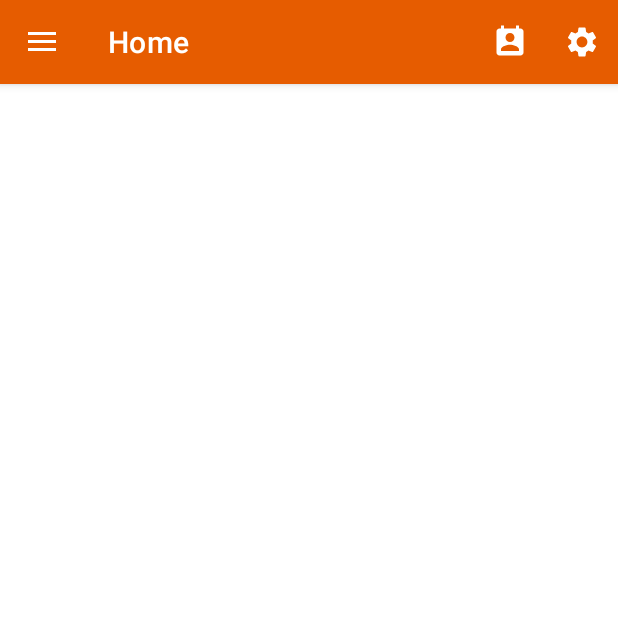
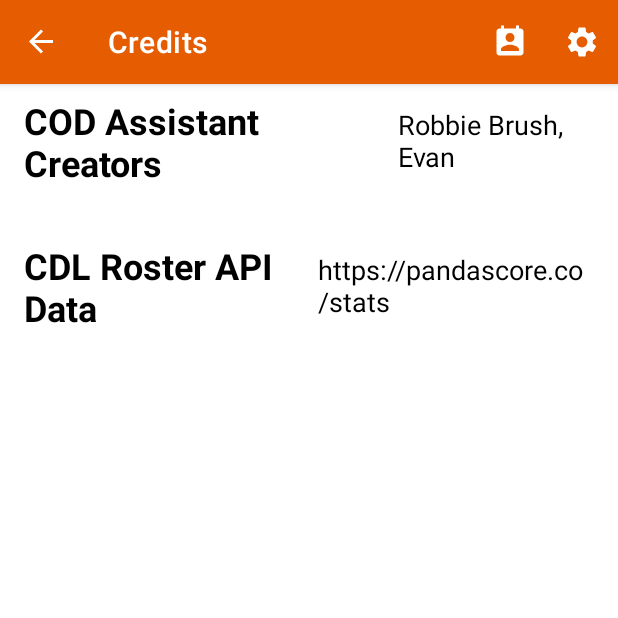
Before and after one commit to robbiebrush/CODAssistantAndroid, an Android app: the screen it shows after launch (MainActivity), after a tap on "Credits", on a phone screen of 412 x 824 dp, the top half of it. Run offline under Robolectric (Android 15) with nearby library versions, the phone set to English and light mode, and no system bars; our stand-ins replace navigation-ui.

Commit message:
Created credits recycler view + populating

```diff
--- a/app/src/main/java/com/example/codassistant/Database/CreateUpdateFragment.java
+++ b/app/src/main/java/com/example/codassistant/Database/CreateUpdateFragment.java
@@ -62,7 +62,7 @@ public class CreateUpdateFragment extends Fragment {
                 match = getArguments().getParcelable(MATCH);
                 submit.setText("EDIT MATCH");
                 if(match != null){
-                    if (match.getMap() == "Tuscan") {
+                    if (match.getMap().equals("Tuscan")) {
                         tuscan.setChecked(true);
                     } else if (match.getMap().equals("Bocage")) {
                         bocage.setChecked(true);
@@ -97,23 +97,23 @@ public class CreateUpdateFragment extends Fragment {
                 @Override
                 public void onClick(View v) {
                     //Populate the location object with the values on the screen
-                    if (tuscan.isChecked() == true) {
+                    if (tuscan.isChecked()) {
                         match.setMap("Tuscan");
-                    } else if (bocage.isChecked() == true) {
+                    } else if (bocage.isChecked()) {
                         match.setMap("Bocage");
-                    } else if (gav.isChecked() == true) {
+                    } else if (gav.isChecked()) {
                         match.setMap("Gavutu");
-                    } else if (ds.isChecked() == true) {
+                    } else if (ds.isChecked()) {
                         match.setMap("Desert Siege");
-                    } else if (berlin.isChecked() == true) {
+                    } else if (berlin.isChecked()) {
                         match.setMap("Berlin");
                     }
 
-                    if (hp.isChecked() == true) {
+                    if (hp.isChecked()) {
                         match.setMode("Hardpoint");
-                    } else if (snd.isChecked() == true) {
+                    } else if (snd.isChecked()) {
                         match.setMode("Search and Destroy");
-                    } else if (cntrl.isChecked() == true) {
+                    } else if (cntrl.isChecked()) {
                         match.setMode("Control");
                     }
 
--- /dev/null
+++ b/app/src/main/java/com/example/codassistant/Database/pojos/Credit.java
@@ -0,0 +1,27 @@
+package com.example.codassistant.Database.pojos;
+
+public class Credit {
+    private String creditFor;
+    private String creditTo;
+
+    public Credit(String creditFor, String creditTo) {
+        this.creditFor = creditFor;
+        this.creditTo = creditTo;
+    }
+
+    public Credit() {
+
+    }
+
+    public String getCreditFor() {
+        return creditFor;
+    }
+
+    public void setCreditFor(String creditFor) {
+        this.creditFor = creditFor;
+    }
+
+    public String getCreditTo() { return creditTo; }
+
+    public void setCreditTo(String creditTo) { this.creditTo = creditTo; }
+}
--- a/app/src/main/java/com/example/codassistant/MainActivity.java
+++ b/app/src/main/java/com/example/codassistant/MainActivity.java
@@ -57,8 +57,6 @@ public class MainActivity extends AppCompatActivity {
                     Bundle extra = new Bundle();
                     extra.putInt(CreateUpdateFragment.ACTION_TYPE,
                             CreateUpdateFragment.CREATE);
-                    //FragmentTransaction ft = getSupportFragmentManager().beginTransaction();
-                    //ft.replace(R.id.nav_create_update, ).addToBackStack("match").commit();
                     navController.navigate(R.id.nav_create_update, extra);
                 }
             }
@@ -88,6 +86,19 @@ public class MainActivity extends AppCompatActivity {
     }
 
     @Override
+    public boolean onOptionsItemSelected(@NonNull MenuItem item) {
+        switch (item.getItemId()) {
+            case R.id.settings:
+                //navController.navigate(R.id.nav_settings);
+                break;
+            case R.id.credits:
+                navController.navigate(R.id.nav_credits);
+                break;
+        }
+        return super.onOptionsItemSelected(item);
+    }
+
+    @Override
     public boolean onSupportNavigateUp() {
         NavController navController = Navigation.findNavController(this, R.id.nav_host_fragment_content_main);
         return NavigationUI.navigateUp(navController, mAppBarConfiguration)
--- a/app/src/main/java/com/example/codassistant/RecyclerViews/CreditsRecycler/CreditsFragment.java
+++ b/app/src/main/java/com/example/codassistant/RecyclerViews/CreditsRecycler/CreditsFragment.java
@@ -3,12 +3,18 @@ package com.example.codassistant.RecyclerViews.CreditsRecycler;
 import android.os.Bundle;
 
 import androidx.fragment.app.Fragment;
+import androidx.navigation.Navigation;
+import androidx.recyclerview.widget.LinearLayoutManager;
+import androidx.recyclerview.widget.RecyclerView;
 
 import android.view.LayoutInflater;
 import android.view.View;
 import android.view.ViewGroup;
 
+import com.example.codassistant.Database.pojos.Credit;
 import com.example.codassistant.R;
+
+import java.util.ArrayList;
 
 /**
  * A simple {@link Fragment} subclass.
@@ -60,7 +66,16 @@ public class CreditsFragment extends Fragment {
     @Override
     public View onCreateView(LayoutInflater inflater, ViewGroup container,
                              Bundle savedInstanceState) {
-        // Inflate the layout for this fragment
-        return inflater.inflate(R.layout.fragment_credits, container, false);
+        View view = inflater.inflate(R.layout.fragment_credits, container, false);
+        ArrayList<Credit> credits = new ArrayList<>();
+
+        credits.add(new Credit("COD Assistant Creators", "Robbie Brush, Evan"));
+        credits.add(new Credit("CDL Roster API Data", "https://pandascore.co/stats"));
+
+        RecyclerView recyclerView = view.findViewById(R.id.creditsRecyclerView);
+        recyclerView.setLayoutManager(new LinearLayoutManager(getContext(),
+                LinearLayoutManager.VERTICAL, false));
+        recyclerView.setAdapter(new CustomRecyclerViewAdapter2(credits));
+        return view;
     }
 }
--- /dev/null
+++ b/app/src/main/java/com/example/codassistant/RecyclerViews/CreditsRecycler/CustomRecyclerViewAdapter2.java
@@ -0,0 +1,57 @@
+package com.example.codassistant.RecyclerViews.CreditsRecycler;
+
+import android.content.Context;
+import android.view.LayoutInflater;
+import android.view.View;
+import android.view.ViewGroup;
+import android.widget.TextView;
+
+import androidx.annotation.NonNull;
+import androidx.recyclerview.widget.RecyclerView;
+
+import com.example.codassistant.Database.pojos.Credit;
+import com.example.codassistant.R;
+
+import java.util.ArrayList;
+
+public class CustomRecyclerViewAdapter2 extends RecyclerView.Adapter<CustomViewHolder> {
+    private ArrayList<Credit> credits;
+
+    public CustomRecyclerViewAdapter2(ArrayList<Credit> credits) {
+        this.credits = credits;
+    }
+
+    @NonNull
+    @Override
+    public CustomViewHolder onCreateViewHolder(@NonNull ViewGroup parent, int viewType) {
+        View view = LayoutInflater.from(parent.getContext())
+                .inflate(R.layout.credits_recycler_row, parent, false);
+        return new CustomViewHolder(view);
+    }
+
+    @Override
+    public void onBindViewHolder(@NonNull CustomViewHolder holder, int position) {
+        Credit credit = credits.get(position);
+        holder.creditFor.setText(credit.getCreditFor());
+        holder.creditTo.setText(credit.getCreditTo());
+    }
+
+    @Override
+    public int getItemCount() {
+        if(credits != null){
+            return credits.size();
+        }
+        return 0;
+    }
+}
+
+class CustomViewHolder extends RecyclerView.ViewHolder{
+    protected TextView creditFor;
+    protected TextView creditTo;
+
+    public CustomViewHolder(@NonNull View itemView) { //recycle_row
+        super(itemView);
+        this.creditFor = itemView.findViewById(R.id.creditFor);
+        this.creditTo = itemView.findViewById(R.id.creditTo);
+    }
+}
--- /dev/null
+++ b/app/src/main/res/layout/credits_recycler_row.xml
@@ -0,0 +1,29 @@
+<?xml version="1.0" encoding="utf-8"?>
+<LinearLayout xmlns:android="http://schemas.android.com/apk/res/android"
+    android:layout_width="match_parent"
+    android:layout_height="wrap_content"
+    android:paddingRight="8dp"
+    android:paddingLeft="8dp"
+    android:paddingBottom="20dp">
+
+    <TextView
+        android:id="@+id/creditFor"
+        android:layout_width="wrap_content"
+        android:layout_height="wrap_content"
+        android:padding="8dp"
+        android:textColor="@color/black"
+        android:textSize="24sp"
+        android:textStyle="bold"
+        android:text="Credit For"
+        android:layout_weight="1"/>
+    <TextView
+        android:id="@+id/creditTo"
+        android:layout_width="wrap_content"
+        android:layout_height="wrap_content"
+        android:padding="8dp"
+        android:textColor="@color/black"
+        android:textSize="18sp"
+        android:text="Credit To"
+        android:layout_weight="1"/>
+
+</LinearLayout>
--- a/app/src/main/res/layout/fragment_credits.xml
+++ b/app/src/main/res/layout/fragment_credits.xml
@@ -1,14 +1,16 @@
 <?xml version="1.0" encoding="utf-8"?>
-<FrameLayout xmlns:android="http://schemas.android.com/apk/res/android"
+<LinearLayout xmlns:android="http://schemas.android.com/apk/res/android"
     xmlns:tools="http://schemas.android.com/tools"
     android:layout_width="match_parent"
     android:layout_height="match_parent"
     tools:context=".RecyclerViews.CreditsRecycler.CreditsFragment">
 
-    <!-- TODO: Update blank fragment layout -->
-    <TextView
+    <!--recycler view for app credits-->
+    <androidx.recyclerview.widget.RecyclerView
         android:layout_width="match_parent"
         android:layout_height="match_parent"
-        android:text="@string/hello_blank_fragment" />
+        android:id="@+id/creditsRecyclerView"
+        android:layout_weight="1">
+    </androidx.recyclerview.widget.RecyclerView>
 
-</FrameLayout>
+</LinearLayout>
--- a/app/src/main/res/menu/main.xml
+++ b/app/src/main/res/menu/main.xml
@@ -2,13 +2,13 @@
 <menu xmlns:android="http://schemas.android.com/apk/res/android"
     xmlns:app="http://schemas.android.com/apk/res-auto">
     <item
-        android:id="@+id/action_credits"
+        android:id="@+id/credits"
         android:orderInCategory="100"
         android:title="@string/action_credits"
         android:icon="@drawable/ic_baseline_perm_contact_calendar_24"
         app:showAsAction="always" />
     <item
-        android:id="@+id/action_settings"
+        android:id="@+id/settings"
         android:orderInCategory="100"
         android:title="@string/action_settings"
         app:showAsAction="always"
--- a/app/src/main/res/navigation/mobile_navigation.xml
+++ b/app/src/main/res/navigation/mobile_navigation.xml
@@ -37,4 +37,9 @@
         android:id="@+id/nav_create_update"
         android:name="com.example.codassistant.Database.CreateUpdateFragment"
         android:label="@string/menu_my_matches" />
+    <fragment
+        android:id="@+id/nav_credits"
+        android:name="com.example.codassistant.RecyclerViews.CreditsRecycler.CreditsFragment"
+        android:label="Credits"
+        tools:layout="@layout/fragment_credits"/>
 </navigation>
```
